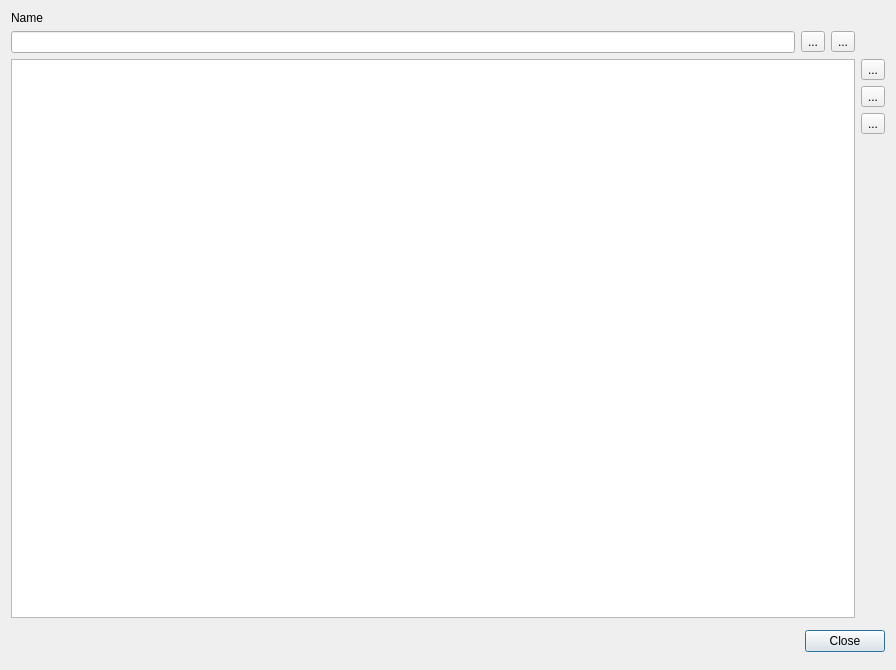
First picture: the form in ui/qmcertificatedialog.ui, repository Christian-Kr/QualificationMatrix, before the edit.
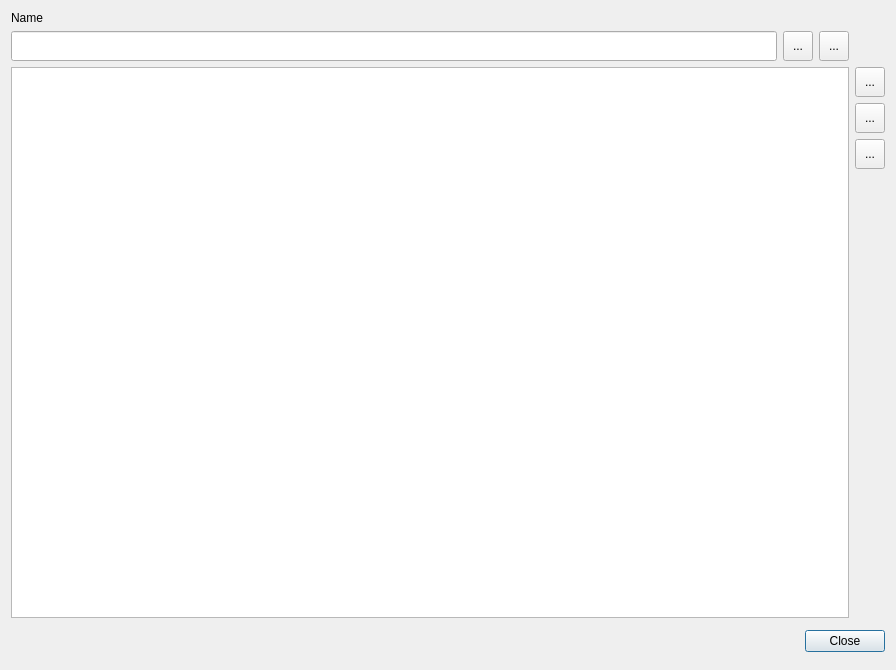
Second picture: the form after the edit. Icons and pictures are not drawn.

```diff
--- a/ui/qmcertificatedialog.ui
+++ b/ui/qmcertificatedialog.ui
@@ -18,6 +18,12 @@
     <layout class="QGridLayout" name="gridLayout">
      <item row="1" column="1">
       <widget class="QToolButton" name="tbResetFilter">
+       <property name="minimumSize">
+        <size>
+         <width>30</width>
+         <height>30</height>
+        </size>
+       </property>
        <property name="text">
         <string>...</string>
        </property>
@@ -27,8 +33,8 @@
        </property>
        <property name="iconSize">
         <size>
-         <width>22</width>
-         <height>22</height>
+         <width>24</width>
+         <height>24</height>
         </size>
        </property>
       </widget>
@@ -41,6 +47,12 @@
          <verstretch>0</verstretch>
         </sizepolicy>
        </property>
+       <property name="minimumSize">
+        <size>
+         <width>100</width>
+         <height>30</height>
+        </size>
+       </property>
       </widget>
      </item>
      <item row="0" column="0">
@@ -52,6 +64,12 @@
      </item>
      <item row="1" column="2">
       <widget class="QToolButton" name="tbFilter">
+       <property name="minimumSize">
+        <size>
+         <width>30</width>
+         <height>30</height>
+        </size>
+       </property>
        <property name="text">
         <string>...</string>
        </property>
@@ -61,8 +79,8 @@
        </property>
        <property name="iconSize">
         <size>
-         <width>22</width>
-         <height>22</height>
+         <width>24</width>
+         <height>24</height>
         </size>
        </property>
       </widget>
@@ -73,6 +91,12 @@
     <layout class="QVBoxLayout" name="verticalLayout">
      <item>
       <widget class="QToolButton" name="tbAdd">
+       <property name="minimumSize">
+        <size>
+         <width>30</width>
+         <height>30</height>
+        </size>
+       </property>
        <property name="text">
         <string>...</string>
        </property>
@@ -82,14 +106,20 @@
        </property>
        <property name="iconSize">
         <size>
-         <width>22</width>
-         <height>22</height>
+         <width>24</width>
+         <height>24</height>
         </size>
        </property>
       </widget>
      </item>
      <item>
       <widget class="QToolButton" name="tbRemove">
+       <property name="minimumSize">
+        <size>
+         <width>30</width>
+         <height>30</height>
+        </size>
+       </property>
        <property name="text">
         <string>...</string>
        </property>
@@ -99,14 +129,20 @@
        </property>
        <property name="iconSize">
         <size>
-         <width>22</width>
-         <height>22</height>
+         <width>24</width>
+         <height>24</height>
         </size>
        </property>
       </widget>
      </item>
      <item>
       <widget class="QToolButton" name="tbShowCertificate">
+       <property name="minimumSize">
+        <size>
+         <width>30</width>
+         <height>30</height>
+        </size>
+       </property>
        <property name="text">
         <string>...</string>
        </property>
@@ -116,8 +152,8 @@
        </property>
        <property name="iconSize">
         <size>
-         <width>22</width>
-         <height>22</height>
+         <width>24</width>
+         <height>24</height>
         </size>
        </property>
       </widget>
```
Left out of the diff: 4 changed lines with no effect on the pictures.
